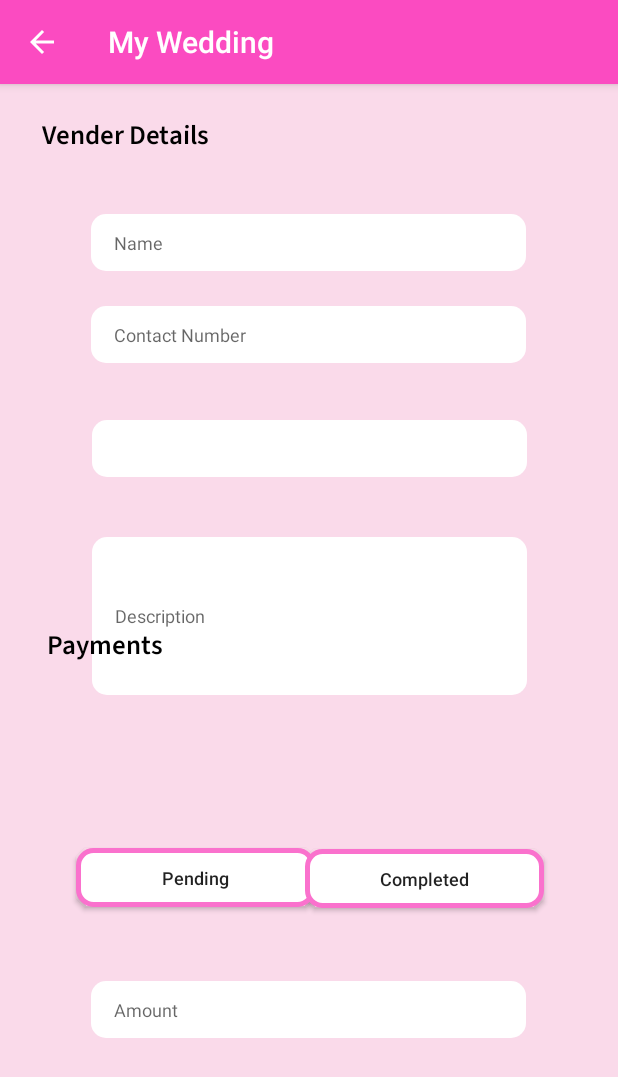
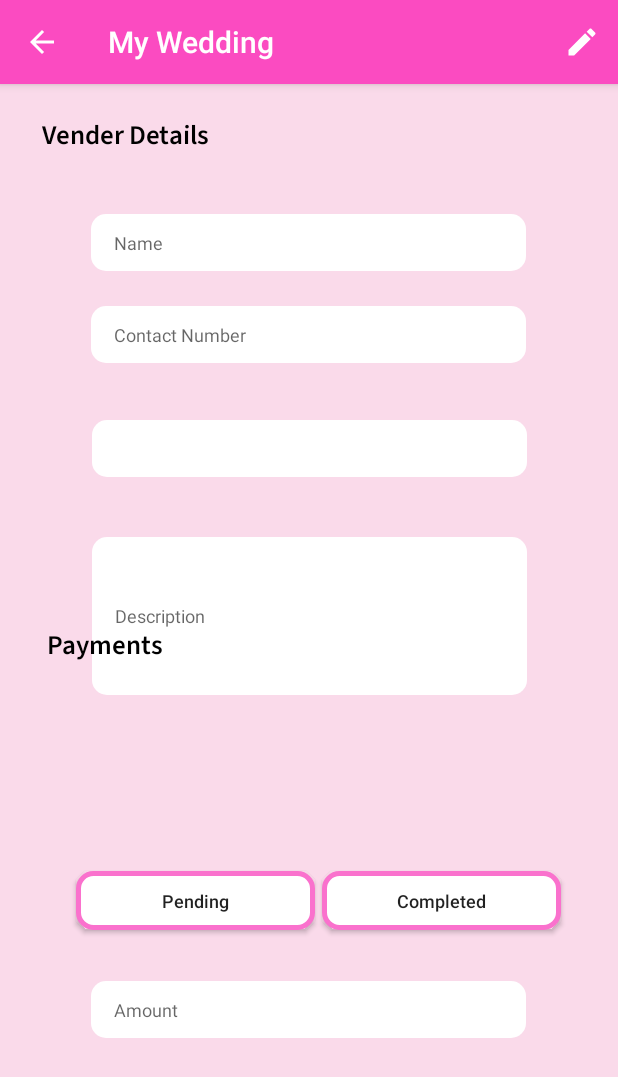
Before and after one commit to JeewHiddala/My-Wedding, an Android app: the EditVender screen opened directly, with no data from a screen before it, on a phone screen of 412 x 824 dp. Shown: the top 1077 px of the screen. Run offline under Robolectric (Android 15) with nearby library versions, the phone set to English and light mode, and no system bars; Roboto replaces fonts that are not available here; 2 statements that could not run were skipped.

Commit message:
Second commit of Android project.

```diff
--- a/app/src/main/AndroidManifest.xml
+++ b/app/src/main/AndroidManifest.xml
@@ -10,6 +10,7 @@
         android:supportsRtl="true"
         android:theme="@style/AppTheme">
         <activity android:name=".Vender">
+
         </activity>
         <activity android:name=".VenderList"
             android:parentActivityName=".Vender"
@@ -19,7 +20,9 @@
         <activity android:name=".ViewVender"
             android:parentActivityName=".VenderList"/>
         <activity android:name=".EditVender"
-            android:parentActivityName=".ViewVender"/>
+            android:parentActivityName=".ViewVender">
+
+        </activity>
         <activity android:name=".AddVender"
             android:parentActivityName=".VenderList"/>
         <activity android:name=".EditBudget" />
@@ -40,6 +43,7 @@
 
                 <category android:name="android.intent.category.LAUNCHER" />
             </intent-filter>
+
         </activity>
 
         <meta-data
--- a/app/src/main/java/com/example/mywedding/AddBudget.java
+++ b/app/src/main/java/com/example/mywedding/AddBudget.java
@@ -1,8 +1,12 @@
 package com.example.mywedding;
 
+import androidx.annotation.NonNull;
 import androidx.appcompat.app.AppCompatActivity;
 
 import android.os.Bundle;
+import android.view.Menu;
+import android.view.MenuInflater;
+import android.view.MenuItem;
 
 public class AddBudget extends AppCompatActivity {
 
@@ -11,4 +15,5 @@ public class AddBudget extends AppCompatActivity {
         super.onCreate(savedInstanceState);
         setContentView(R.layout.activity_add_budget);
     }
+
 }
--- a/app/src/main/java/com/example/mywedding/EditBudget.java
+++ b/app/src/main/java/com/example/mywedding/EditBudget.java
@@ -3,6 +3,8 @@ package com.example.mywedding;
 import androidx.appcompat.app.AppCompatActivity;
 
 import android.os.Bundle;
+import android.view.Menu;
+import android.view.MenuInflater;
 
 public class EditBudget extends AppCompatActivity {
 
@@ -11,4 +13,5 @@ public class EditBudget extends AppCompatActivity {
         super.onCreate(savedInstanceState);
         setContentView(R.layout.activity_edit_budget);
     }
+
 }
--- a/app/src/main/java/com/example/mywedding/EditVender.java
+++ b/app/src/main/java/com/example/mywedding/EditVender.java
@@ -1,8 +1,14 @@
 package com.example.mywedding;
 
+import androidx.annotation.NonNull;
 import androidx.appcompat.app.AppCompatActivity;
 
+import android.content.Context;
+import android.content.Intent;
 import android.os.Bundle;
+import android.view.Menu;
+import android.view.MenuInflater;
+import android.view.MenuItem;
 import android.view.View;
 import android.widget.AdapterView;
 import android.widget.ArrayAdapter;
@@ -38,4 +44,28 @@ public class EditVender extends AppCompatActivity implements AdapterView.OnItemS
     public void onNothingSelected(AdapterView<?> adapterView) {
 
     }
+
+    @Override
+    public boolean onCreateOptionsMenu(Menu menu) {
+        MenuInflater inflater=getMenuInflater();
+        inflater.inflate(R.menu.editmenu,menu);
+        return true;
+    }
+
+    //Button  action on AppBar
+    @Override
+    public boolean onOptionsItemSelected(@NonNull MenuItem item) {
+        int id = item.getItemId();
+        Intent intent= new Intent(EditVender.this, ViewVender.class);
+        startActivity(intent);
+
+        //Toast
+        Context context =getApplicationContext();
+        CharSequence message = "Details Edited Successfully";
+        int duration = Toast.LENGTH_SHORT;
+        Toast toast = Toast.makeText(context,message,duration);
+        toast.show();
+
+        return super.onOptionsItemSelected(item);
+    }
 }
--- a/app/src/main/java/com/example/mywedding/Registration.java
+++ b/app/src/main/java/com/example/mywedding/Registration.java
@@ -25,7 +25,7 @@ public class Registration extends AppCompatActivity {
         btn_register.setOnClickListener(new View.OnClickListener() {
             @Override
             public void onClick(View view) {
-                Intent intent = new Intent(Registration.this,BudgetMenu.class);
+                Intent intent = new Intent(Registration.this,Vender.class);
                 startActivity(intent);
             }
         });
--- /dev/null
+++ b/app/src/main/res/drawable/ic_baseline_done_24.xml
@@ -0,0 +1,5 @@
+<vector android:height="24dp" android:tint="#FFFFFF"
+    android:viewportHeight="24" android:viewportWidth="24"
+    android:width="24dp" xmlns:android="http://schemas.android.com/apk/res/android">
+    <path android:fillColor="@android:color/white" android:pathData="M9,16.2L4.8,12l-1.4,1.4L9,19 21,7l-1.4,-1.4L9,16.2z"/>
+</vector>
--- /dev/null
+++ b/app/src/main/res/drawable/ic_baseline_edit_24.xml
@@ -0,0 +1,5 @@
+<vector android:height="24dp" android:tint="#FFFFFF"
+    android:viewportHeight="24" android:viewportWidth="24"
+    android:width="24dp" xmlns:android="http://schemas.android.com/apk/res/android">
+    <path android:fillColor="@android:color/white" android:pathData="M3,17.25V21h3.75L17.81,9.94l-3.75,-3.75L3,17.25zM20.71,7.04c0.39,-0.39 0.39,-1.02 0,-1.41l-2.34,-2.34c-0.39,-0.39 -1.02,-0.39 -1.41,0l-1.83,1.83 3.75,3.75 1.83,-1.83z"/>
+</vector>
--- a/app/src/main/res/layout/activity_edit_vender.xml
+++ b/app/src/main/res/layout/activity_edit_vender.xml
@@ -80,7 +80,7 @@
         app:layout_constraintHorizontal_bias="0.186"
         app:layout_constraintStart_toStartOf="parent"
         app:layout_constraintTop_toTopOf="parent"
-        app:layout_constraintVertical_bias="0.702" />
+        app:layout_constraintVertical_bias="0.723" />
 
     <Button
         android:id="@+id/editcompletedjh"
@@ -92,10 +92,10 @@
         android:textSize="12sp"
         app:layout_constraintBottom_toBottomOf="parent"
         app:layout_constraintEnd_toEndOf="parent"
-        app:layout_constraintHorizontal_bias="0.817"
+        app:layout_constraintHorizontal_bias="0.865"
         app:layout_constraintStart_toStartOf="parent"
         app:layout_constraintTop_toTopOf="parent"
-        app:layout_constraintVertical_bias="0.703" />
+        app:layout_constraintVertical_bias="0.723" />
 
     <EditText
         android:id="@+id/editamountjh"
--- /dev/null
+++ b/app/src/main/res/menu/editmenu.xml
@@ -0,0 +1,9 @@
+<?xml version="1.0" encoding="utf-8"?>
+<menu xmlns:android="http://schemas.android.com/apk/res/android"
+    xmlns:app="http://schemas.android.com/apk/res-auto">
+    <item
+        android:title="Edit"
+        android:icon="@drawable/ic_baseline_edit_24"
+        android:id="@+id/editbtnjh"
+        app:showAsAction="ifRoom"/>
+</menu>
```
Also changed, not shown: app/src/main/java/com/example/mywedding/AddVender.java (+39 -0 lines), app/src/main/java/com/example/mywedding/ViewVender.java (+25 -0 lines), app/src/main/res/menu/menu.xml (added, +10 -0 lines).
